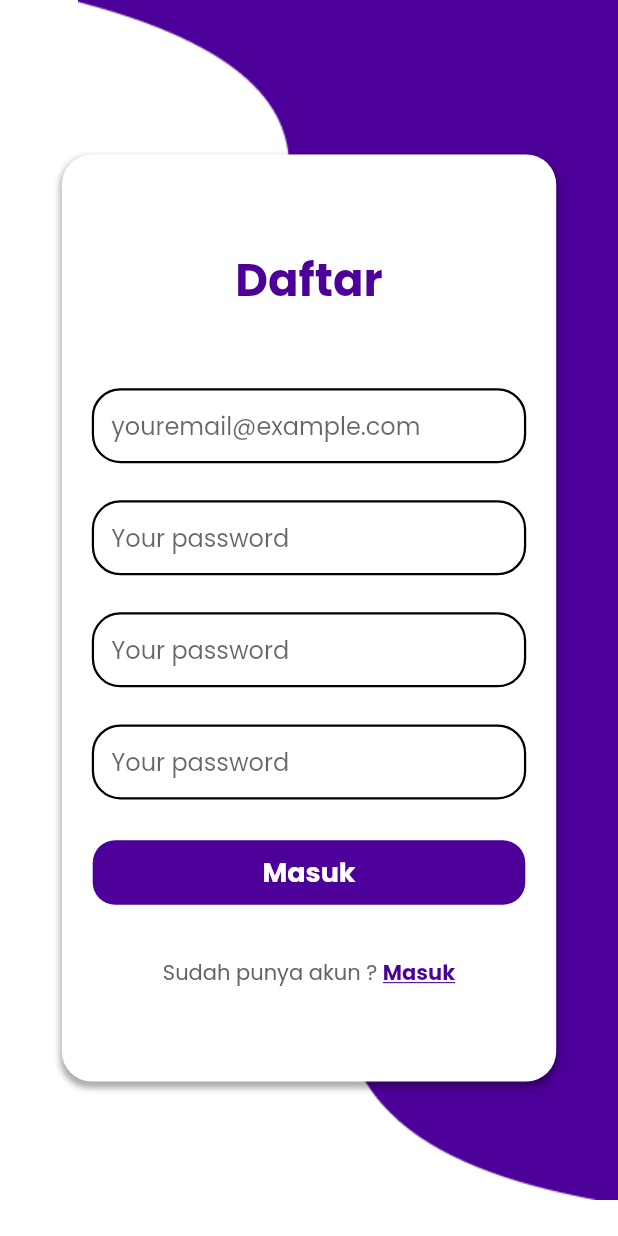
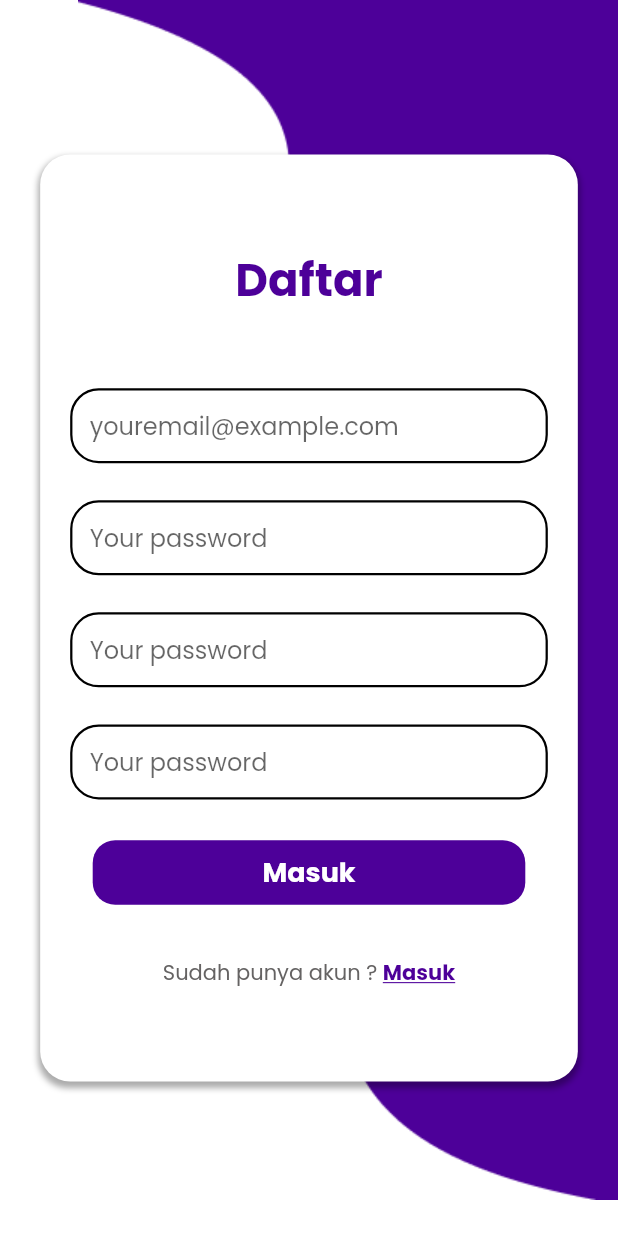
Before and after one commit to Rendisaputra33/ta_pwb, a Flutter app: the screen it shows after launch, after a tap on "Masuk", after a tap on "Daftar", on a phone screen of 412 x 824 dp. Run offline on Flutter 3.47's test engine with Material 2 defaults, Android fonts, the phone set to English and light mode, and no system bars; our stand-ins replace firebase_auth, firebase_core, flutter_svg; accounts and stored records are empty.

Commit message:
add login

```diff
--- a/lib/main.dart
+++ b/lib/main.dart
@@ -17,7 +17,7 @@ class Application extends StatelessWidget {
     return MaterialApp(
       title: 'Flutter Demo',
       debugShowCheckedModeBanner: false,
-      theme: ThemeData(primarySwatch: Colors.purple, fontFamily: 'Poppins'),
+      theme: ThemeData(fontFamily: 'Poppins'),
       home: const SplashScreen(),
     );
   }
--- a/lib/services/firebase_client.dart
+++ b/lib/services/firebase_client.dart
@@ -5,9 +5,9 @@ class FirebaseClient {
 
   static Stream<User?> get getStreamAuth => auth.authStateChanges();
 
-  static void login(String email, String password) async {
+  static Future<void> login(String email, String password) async {
     try {
-      await auth.signInWithEmailAndPassword(email: 'myacc@gmail.com', password: '123123');
+      await auth.signInWithEmailAndPassword(email: email, password: password);
     } on FirebaseAuthException catch (e) {
       print(e.message);
     }
--- a/lib/views/screens/login_screen.dart
+++ b/lib/views/screens/login_screen.dart
@@ -1,11 +1,13 @@
 import 'package:flutter/material.dart';
 import 'package:flutter_svg/svg.dart';
+import 'package:musix_app/provider/auth_provider.dart';
 import 'package:musix_app/services/firebase_client.dart';
 import 'package:musix_app/utils/Size.dart';
 import 'package:musix_app/utils/Theme.dart';
 import 'package:musix_app/views/screens/register_screen.dart';
 import 'package:musix_app/views/widgets/button_rounded.dart';
 import 'package:musix_app/views/widgets/custom_input.dart';
+import 'package:provider/provider.dart';
 
 class LoginScreen extends StatefulWidget {
   const LoginScreen({Key? key}) : super(key: key);
@@ -21,7 +23,10 @@ class _LoginScreenState extends State<LoginScreen> {
   @override
   Widget build(BuildContext context) {
     return Scaffold(
-      body: SingleChildScrollView(
+      body: ChangeNotifierProvider<AuthProvider>(
+        create: (context) => AuthProvider(),
+        child: Consumer<AuthProvider>(
+          builder: (context, loading, child) => SingleChildScrollView(
             child: Container(
               color: Pallete.primary,
               height: SizeUtil.height(context),
@@ -110,8 +115,20 @@ class _LoginScreenState extends State<LoginScreen> {
                               height: SizeUtil.height(context) * 0.03,
                             ),
                             RoundedButton(
-                          press: () {
-                            FirebaseClient.login(emailC.text, passwordC.text);
+                              child: loading.loading
+                                  ? const CircularProgressIndicator()
+                                  : const Text(
+                                      "Masuk",
+                                      style: TextStyle(
+                                        color: Colors.white,
+                                        fontWeight: FontWeight.bold,
+                                        fontSize: 18,
+                                      ),
+                                    ),
+                              press: () async {
+                                loading.setLoading(true);
+                                await FirebaseClient.login(emailC.text, passwordC.text);
+                                loading.setLoading(false);
                               },
                             ),
                             SizedBox(
@@ -153,6 +170,8 @@ class _LoginScreenState extends State<LoginScreen> {
               ),
             ),
           ),
+        ),
+      ),
     );
   }
 }
--- a/lib/views/screens/register_screen.dart
+++ b/lib/views/screens/register_screen.dart
@@ -31,7 +31,7 @@ class _RegisterScreenState extends State<RegisterScreen> {
               ),
               Container(
                 height: SizeUtil.height(context) * 0.75,
-                width: SizeUtil.width(context) * 0.80,
+                width: SizeUtil.width(context) * 0.87,
                 padding: const EdgeInsets.all(20),
                 decoration: BoxDecoration(
                   color: Colors.white,
--- a/lib/views/widgets/button_rounded.dart
+++ b/lib/views/widgets/button_rounded.dart
@@ -8,8 +8,10 @@ class RoundedButton extends StatelessWidget {
   final double? width;
   final BorderSide? border;
   final Function()? press;
+  final String? text;
 
-  const RoundedButton({Key? key, this.color, this.child, this.width, this.border, this.press})
+  const RoundedButton(
+      {Key? key, this.color, this.child, this.width, this.border, this.press, this.text})
       : super(key: key);
 
   @override
@@ -26,9 +28,9 @@ class RoundedButton extends StatelessWidget {
           ),
         ),
         child: child ??
-            const Text(
-              "Masuk",
-              style: TextStyle(
+            Text(
+              text ?? "Masuk",
+              style: const TextStyle(
                 color: Colors.white,
                 fontWeight: FontWeight.bold,
                 fontSize: 18,
```
Also changed, not shown: lib/provider/auth_provider.dart (added, +10 -0 lines). Lines whose indentation alone changed are shown as unchanged.
